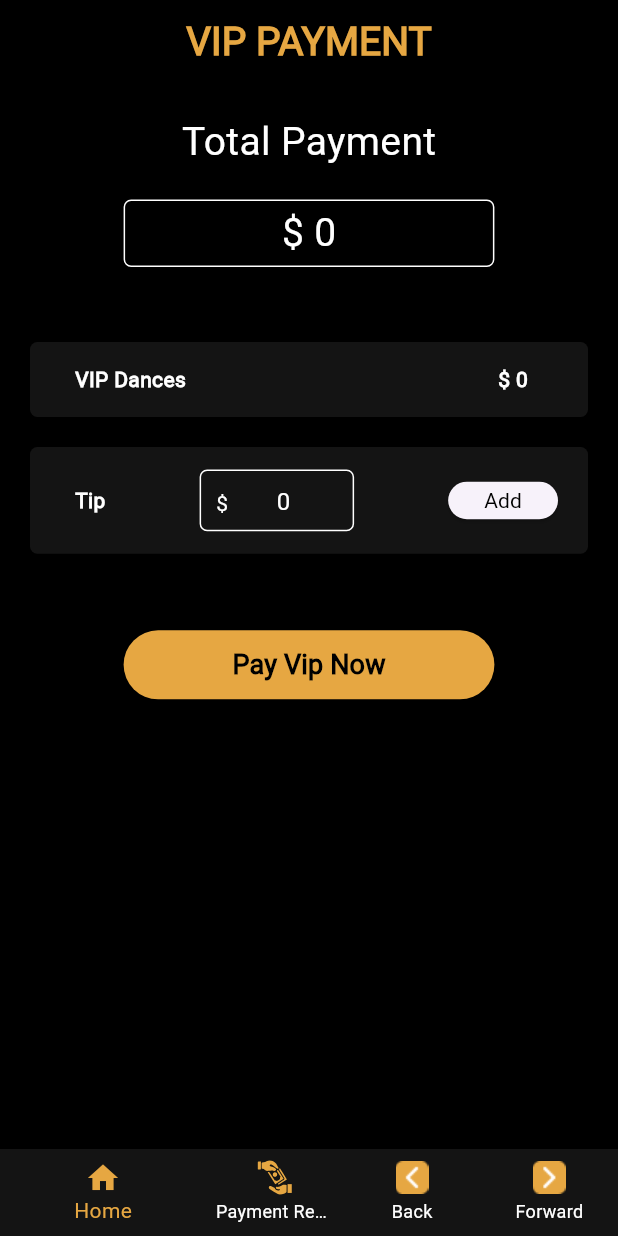
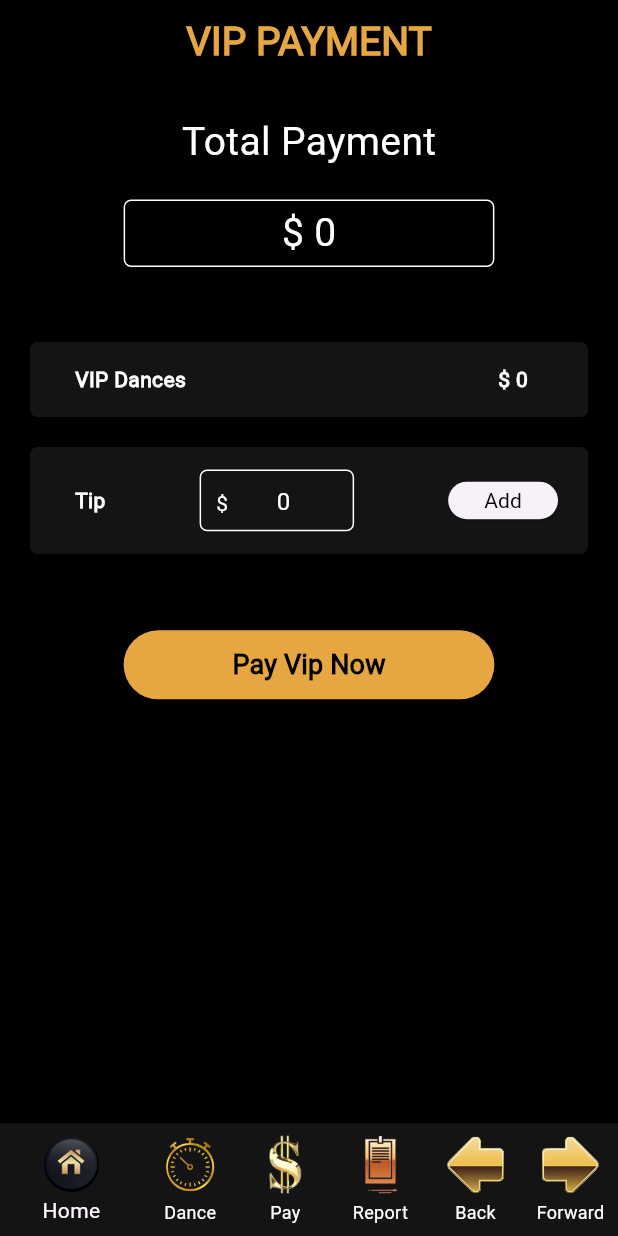
Before and after one commit to yashithasahan/Candela-Mobile, a Flutter app: the VIPPaymentScreen screen opened directly, on a phone screen of 412 x 824 dp. Run offline on Flutter 3.47's test engine with Material 3 defaults, Android fonts, the phone set to English and light mode, and no system bars; our stand-ins replace cloud_firestore, firebase_auth, firebase_core, firebase_storage, flutter_form_builder, flutter_svg and 5 more; missing offline and left inert: flutter_stripe, form_builder_phone_field; accounts and stored records are empty; project files that could hold a hidden picture were left out.

Commit message:
Fixed issues

```diff
--- a/lib/src/common_widgets/bottom_nav_bar.dart
+++ b/lib/src/common_widgets/bottom_nav_bar.dart
@@ -1,11 +1,11 @@
 // ignore_for_file: deprecated_member_use
 
+import 'package:candela_maker/src/features/authentication/register/register.dart';
+import 'package:candela_maker/src/features/membership_level/membership_level.dart';
 import 'package:flutter/material.dart';
-import 'package:flutter_svg/flutter_svg.dart';
 import 'package:get/route_manager.dart';
 
 import '../constants/constants.dart';
-import '../features/home/home_screen.dart';
 import '../features/vip_payment/vip_payment_screen.dart';
 import '../features/vip_report/vip_report_access.dart';
 
@@ -25,51 +25,75 @@ class _BottomNavBarState extends State<BottomNavBar> {
     _selectedIndex = index;
 
     if (_selectedIndex == 0) {
-      Get.to(() => const HomeScreen());
+      Get.to(() => const Register());
     } else if (_selectedIndex == 1) {
+      Get.to(() => const MembershipLevel());
+    } else if (_selectedIndex == 2) {
       Get.to(() => const VIPPaymentScreen());
-    } else if (_selectedIndex == 2) {
-      Get.back();
     } else if (_selectedIndex == 3) {
       Get.to(() => const VIPReportAccess());
-    }
+    } else if (_selectedIndex == 4) {
+      Get.back();
+    } else if (_selectedIndex == 5) {}
   }
 
   @override
   Widget build(BuildContext context) {
+    Size size = MediaQuery.of(context).size;
     return BottomNavigationBar(
       backgroundColor: kBlackColor,
       items: <BottomNavigationBarItem>[
-        const BottomNavigationBarItem(
+        BottomNavigationBarItem(
           backgroundColor: kSecondaryColor,
-          icon: Icon(Icons.home, color: kPrimaryColor),
+          icon: Image.asset(
+            'assets/images/home-icon.png',
+            width: size.width * 0.1,
+          ),
           label: 'Home',
         ),
         BottomNavigationBarItem(
           backgroundColor: kSecondaryColor,
-          icon: SvgPicture.asset(
-            'assets/icons/nav-icon-2.svg',
-            width: 23,
-            color: kPrimaryColor,
+          icon: Image.asset(
+            'assets/images/stopwatch-icon.png',
+            width: size.width * 0.1,
           ),
-          label: 'Payment Record',
+          label: 'Dance',
         ),
         BottomNavigationBarItem(
           backgroundColor: kSecondaryColor,
-          icon: Image.asset('assets/images/arrow-white-left.png'),
-          activeIcon: Image.asset('assets/images/arrow-black-left.png'),
+          icon: Image.asset(
+            'assets/images/payment-icon.png',
+            width: size.width * 0.1,
+          ),
+          label: 'Pay',
+        ),
+        BottomNavigationBarItem(
+          backgroundColor: kSecondaryColor,
+          icon: Image.asset(
+            'assets/images/report-icon.png',
+            width: size.width * 0.1,
+          ),
+          label: 'Report',
+        ),
+        BottomNavigationBarItem(
+          backgroundColor: kSecondaryColor,
+          icon: Image.asset(
+            'assets/images/arrow-left.png',
+            width: size.width * 0.1,
+          ),
           label: 'Back',
         ),
         BottomNavigationBarItem(
           backgroundColor: kSecondaryColor,
-          icon: Image.asset('assets/images/arrow-white-right.png'),
-          activeIcon: Image.asset('assets/images/arrow-black-right.png'),
+          icon: Image.asset(
+            'assets/images/arrow-right.png',
+            width: size.width * 0.1,
+          ),
           label: 'Forward',
         ),
       ],
       currentIndex: _selectedIndex,
       unselectedItemColor: kTextColor,
-      selectedItemColor: kPrimaryColor,
       showUnselectedLabels: true,
       onTap: _onItemTapped,
     );
```
Also changed, not shown: lib/src/features/home/widgets/song_timer.dart (+50 -6 lines), lib/src/features/vip_payment/vip_payment_screen.dart (+7 -2 lines), assets/images/arrow-left.png (added), assets/images/arrow-right.png (added), assets/images/home-icon.png (added), assets/images/payment-icon.png (added), assets/images/report-icon.png (added), assets/images/stopwatch-icon.png (added).
